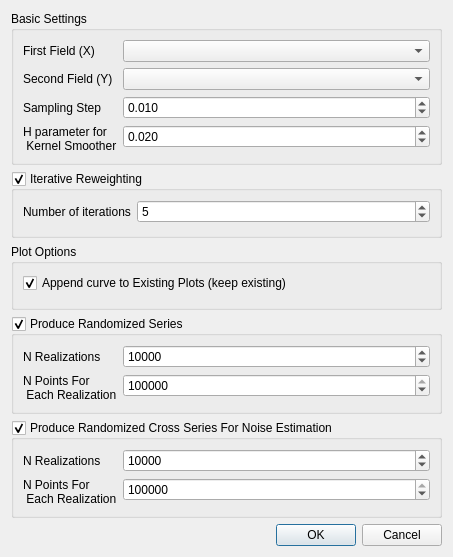
Qt form qGEO/geoutils/dialogs/ComputeTimeSeriesDlg.ui (luca-penasa/spc) before a commit.
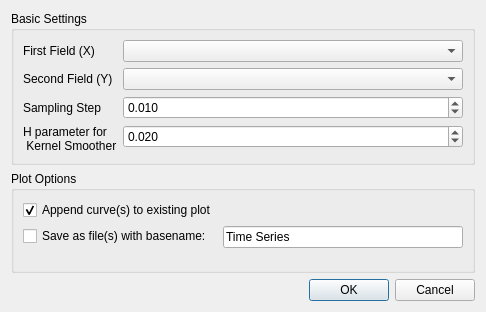
The same form after that commit. Custom widgets are drawn as their Qt base class.

Patch:
```diff
--- a/qGEO/geoutils/dialogs/ComputeTimeSeriesDlg.ui
+++ b/qGEO/geoutils/dialogs/ComputeTimeSeriesDlg.ui
@@ -6,8 +6,8 @@
    <rect>
     <x>0</x>
     <y>0</y>
-    <width>453</width>
-    <height>557</height>
+    <width>486</width>
+    <height>312</height>
    </rect>
   </property>
   <property name="sizePolicy">
@@ -19,8 +19,18 @@
   <property name="windowTitle">
    <string>Compute Time Series</string>
   </property>
-  <layout class="QVBoxLayout" name="verticalLayout">
-   <item>
+  <layout class="QGridLayout" name="gridLayout">
+   <item row="2" column="0">
+    <widget class="QDialogButtonBox" name="buttonBox">
+     <property name="orientation">
+      <enum>Qt::Horizontal</enum>
+     </property>
+     <property name="standardButtons">
+      <set>QDialogButtonBox::Cancel|QDialogButtonBox::Ok</set>
+     </property>
+    </widget>
+   </item>
+   <item row="0" column="0">
     <widget class="QGroupBox" name="groupBox_3">
      <property name="title">
       <string>Basic Settings</string>
@@ -93,42 +103,7 @@
      </layout>
     </widget>
    </item>
-   <item>
-    <widget class="QGroupBox" name="groupBoxIterativeReweighting">
-     <property name="title">
-      <string>Iterative Reweighting</string>
-     </property>
-     <property name="checkable">
-      <bool>true</bool>
-     </property>
-     <property name="checked">
-      <bool>true</bool>
-     </property>
-     <layout class="QFormLayout" name="formLayout_5">
-      <item row="0" column="0">
-       <widget class="QLabel" name="label_4">
-        <property name="text">
-         <string>Number of iterations</string>
-        </property>
-       </widget>
-      </item>
-      <item row="0" column="1">
-       <widget class="QSpinBox" name="spinBoxNReweightingIterations">
-        <property name="maximum">
-         <number>1000</number>
-        </property>
-        <property name="singleStep">
-         <number>1</number>
-        </property>
-        <property name="value">
-         <number>5</number>
-        </property>
-       </widget>
-      </item>
-     </layout>
-    </widget>
-   </item>
-   <item>
+   <item row="1" column="0">
     <widget class="QGroupBox" name="groupBox">
      <property name="title">
       <string>Plot Options</string>
@@ -140,159 +115,30 @@
       <item row="0" column="0">
        <widget class="QCheckBox" name="checkBoxAppendPlot">
         <property name="text">
-         <string>Append curve to Existing Plots (keep existing)</string>
+         <string>Append curve(s) to existing plot</string>
         </property>
         <property name="checked">
          <bool>true</bool>
         </property>
        </widget>
       </item>
-     </layout>
-    </widget>
-   </item>
-   <item>
-    <widget class="QGroupBox" name="groupBoxRandomized">
-     <property name="enabled">
-      <bool>true</bool>
-     </property>
-     <property name="title">
-      <string>Produce Randomized Series</string>
-     </property>
-     <property name="flat">
-      <bool>false</bool>
-     </property>
-     <property name="checkable">
-      <bool>true</bool>
-     </property>
-     <property name="checked">
-      <bool>true</bool>
-     </property>
-     <layout class="QFormLayout" name="formLayout">
-      <item row="0" column="0">
-       <widget class="QLabel" name="labelNRealizations">
-        <property name="enabled">
-         <bool>true</bool>
-        </property>
-        <property name="text">
-         <string>N Realizations</string>
-        </property>
-       </widget>
-      </item>
-      <item row="0" column="1">
-       <widget class="QSpinBox" name="spinBoxNRealizations">
-        <property name="enabled">
-         <bool>true</bool>
-        </property>
-        <property name="maximum">
-         <number>1000000</number>
-        </property>
-        <property name="value">
-         <number>10000</number>
-        </property>
-       </widget>
-      </item>
       <item row="1" column="0">
-       <widget class="QLabel" name="labelNPoints">
-        <property name="enabled">
-         <bool>true</bool>
-        </property>
+       <widget class="QCheckBox" name="checkBoxSaveAsFile">
         <property name="text">
-         <string>N Points For 
- Each Realization</string>
+         <string>Save as file(s) with basename:</string>
         </property>
        </widget>
       </item>
       <item row="1" column="1">
-       <widget class="QSpinBox" name="spinBoxNPoints">
-        <property name="enabled">
-         <bool>true</bool>
-        </property>
-        <property name="maximum">
-         <number>100000000</number>
-        </property>
-        <property name="value">
-         <number>1000000</number>
-        </property>
-       </widget>
-      </item>
-     </layout>
-    </widget>
-   </item>
-   <item>
-    <widget class="QGroupBox" name="groupBoxCrossRandomized">
-     <property name="enabled">
-      <bool>true</bool>
-     </property>
-     <property name="title">
-      <string>Produce Randomized Cross Series For Noise Estimation</string>
-     </property>
-     <property name="checkable">
-      <bool>true</bool>
-     </property>
-     <property name="checked">
-      <bool>true</bool>
-     </property>
-     <layout class="QFormLayout" name="formLayout_2">
-      <item row="0" column="0">
-       <widget class="QLabel" name="labelCrossNRealizations">
-        <property name="enabled">
-         <bool>true</bool>
-        </property>
+       <widget class="QLineEdit" name="lineEditBasename">
         <property name="text">
-         <string>N Realizations</string>
+         <string>Time Series</string>
         </property>
        </widget>
       </item>
-      <item row="0" column="1">
-       <widget class="QSpinBox" name="spinBoxCrossNRealizisations">
-        <property name="enabled">
-         <bool>true</bool>
-        </property>
-        <property name="maximum">
-         <number>1000000</number>
-        </property>
-        <property name="value">
-         <number>10000</number>
-        </property>
-       </widget>
-      </item>
-      <item row="1" column="0">
-       <widget class="QLabel" name="labelCrossNPoints">
-        <property name="enabled">
-         <bool>true</bool>
-        </property>
-        <property name="text">
-         <string>N Points For 
- Each Realization</string>
-        </property>
-       </widget>
-      </item>
-      <item row="1" column="1">
-       <widget class="QSpinBox" name="spinBoxCrossNPoints">
-        <property name="enabled">
-         <bool>true</bool>
-        </property>
-        <property name="maximum">
-         <number>100000000</number>
-        </property>
-        <property name="value">
-         <number>1000000</number>
-        </property>
-       </widget>
-      </item>
      </layout>
     </widget>
    </item>
-   <item>
-    <widget class="QDialogButtonBox" name="buttonBox">
-     <property name="orientation">
-      <enum>Qt::Horizontal</enum>
-     </property>
-     <property name="standardButtons">
-      <set>QDialogButtonBox::Cancel|QDialogButtonBox::Ok</set>
-     </property>
-    </widget>
-   </item>
   </layout>
  </widget>
  <customwidgets>
```
Left out of the diff: 16 changed lines with no effect on the pictures.
